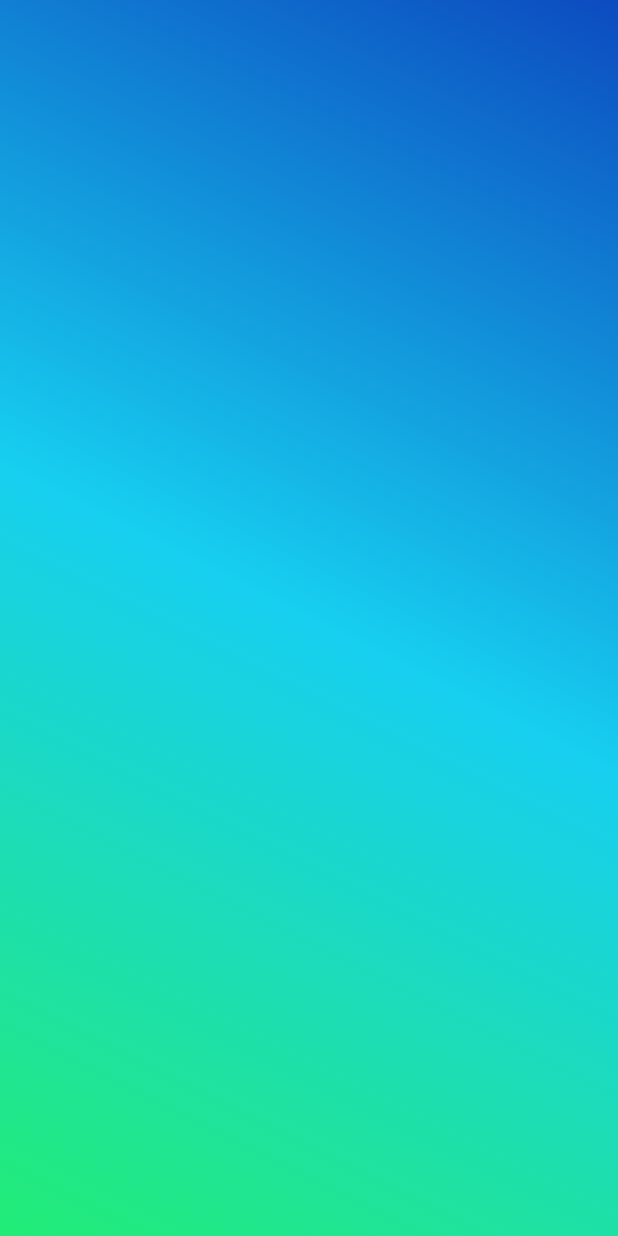
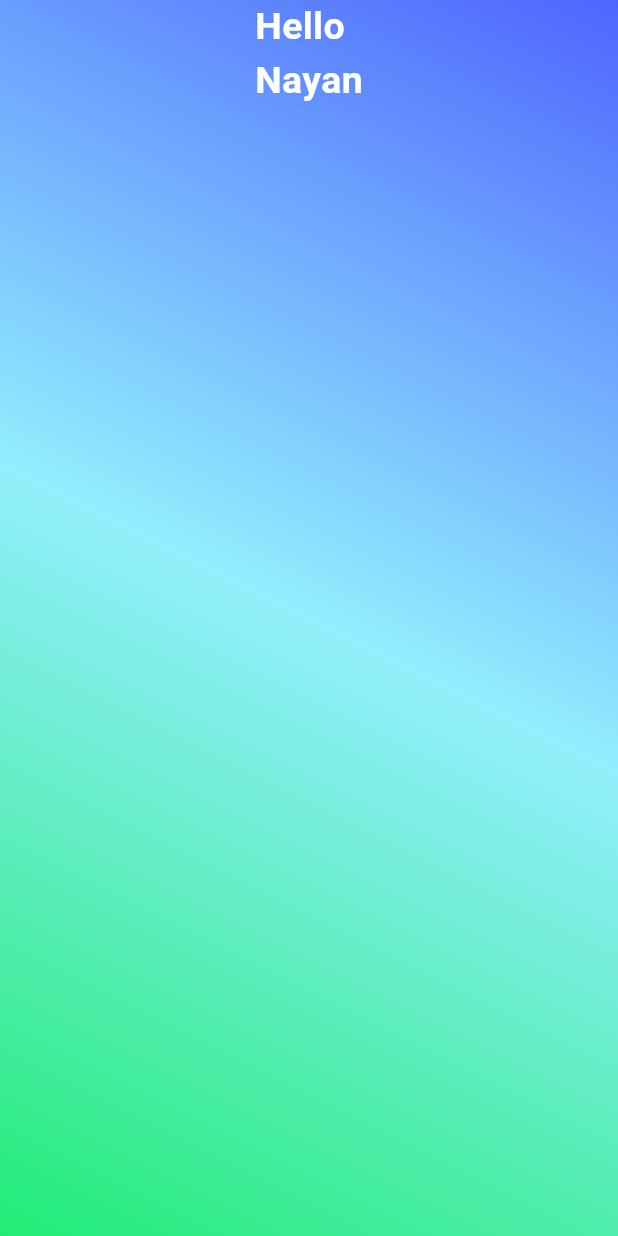
Before and after one commit to CaptainNayan199/Flutter-New-Projects, a Flutter app: the screen it shows after launch, on a phone screen of 412 x 824 dp. Run offline on Flutter 3.47's test engine with Material 3 defaults, Android fonts, the phone set to English and light mode, and no system bars.

Commit message:
Creating home page UI

```diff
--- a/todo_app/lib/pages/home.dart
+++ b/todo_app/lib/pages/home.dart
@@ -16,9 +16,13 @@ class _HomeState extends State<Home> {
       body: Container(
         height: MediaQuery.of(context).size.height,
         width: MediaQuery.of(context).size.width,
-        decoration: BoxDecoration(gradient: LinearGradient(colors: [Color.fromARGB(255, 12, 75, 192), Color.fromARGB(255, 23, 207, 240), Color.fromARGB(255, 34, 236, 118)],begin: Alignment.topRight, end: Alignment.bottomLeft),),
+        decoration: BoxDecoration(gradient: LinearGradient(colors: [Color(0xFF4E65FF), Color(0xFF92EFFD), Color.fromARGB(255, 34, 236, 118)],begin: Alignment.topRight, end: Alignment.bottomLeft),),
         child: Column(children: [
-
+          Text("Hello\nNayan", style: TextStyle(
+              fontSize: 25.0,
+              color: Colors.white,
+              fontWeight: FontWeight.bold,
+          ),)
         ],),
       ),
     );
```
